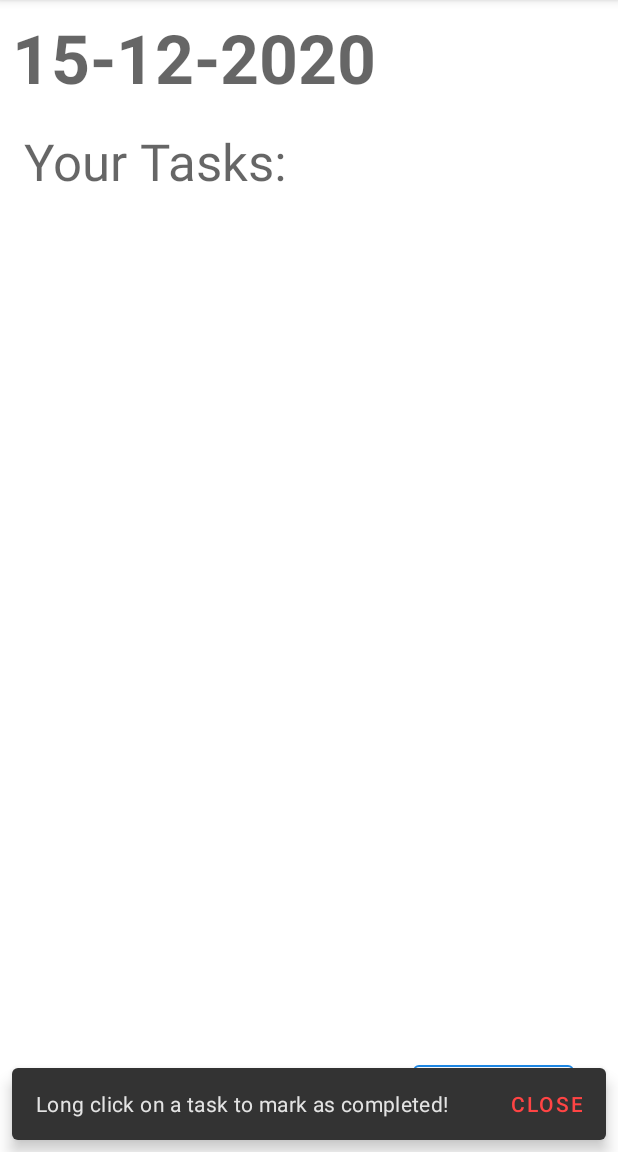
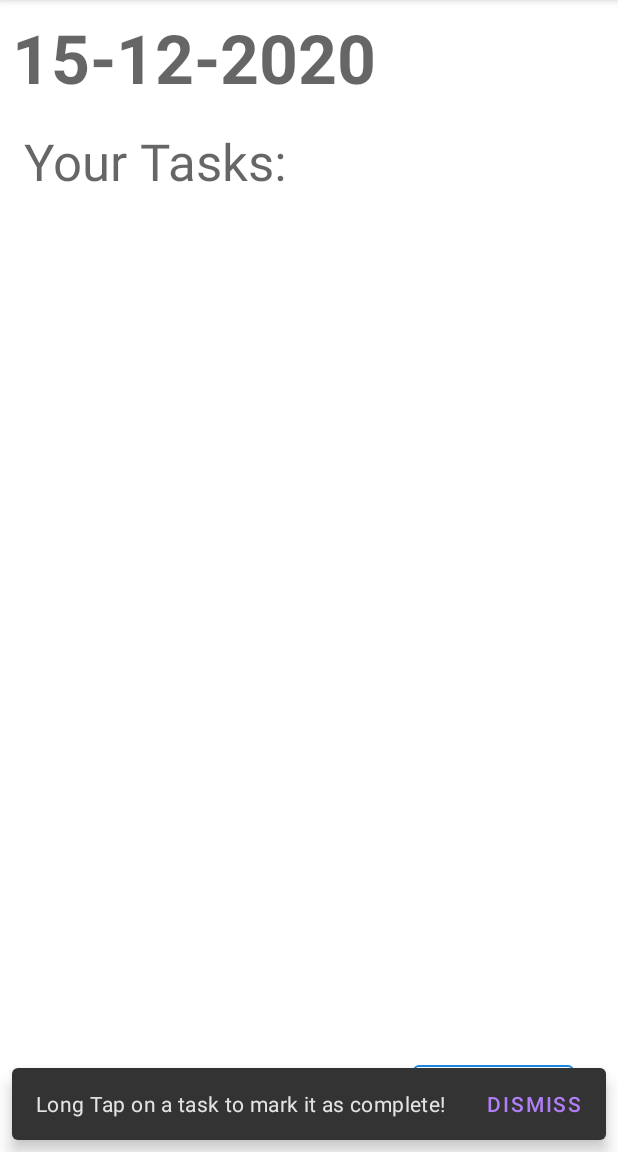
Before and after one commit to sanskar10100/TaskCheck, an Android app: the screen it shows after launch (MainActivity), after a tap on "How do I mark a task as complete again?", on a phone screen of 412 x 824 dp, the part 84-1236 px from its top. Run offline under Robolectric (Android 15) with nearby library versions, the phone set to English and light mode, and no system bars.

Commit message:
Updated snackbar

```diff
--- a/app/src/main/java/com/example/android/taskcheck/MainActivity.java
+++ b/app/src/main/java/com/example/android/taskcheck/MainActivity.java
@@ -68,11 +68,8 @@ public class MainActivity extends AppCompatActivity {
 	 * the menu button. The snackbar display info on how to mark a task as completed
 	 */
 	private void displayIntroSnackbar() {
-		Snackbar.make(findViewById(R.id.parent_view), "Long click on a task to mark as completed!", Snackbar.LENGTH_LONG)
-				.setAction("CLOSE", view -> {
-				})
-				.setActionTextColor(getResources().getColor(android.R.color.holo_red_light))
-				.show();
+		final Snackbar snackbar = Snackbar.make(findViewById(R.id.parent_view), R.string.howto_mark_complete, Snackbar.LENGTH_LONG);
+		snackbar.setAction("Dismiss", v -> snackbar.dismiss()).show();
 	}
 
 	/**
--- a/app/src/main/res/values/strings.xml
+++ b/app/src/main/res/values/strings.xml
@@ -6,4 +6,5 @@
     <string name="add_task">Add Task</string>
     <string name="clear_all">Clear All</string>
     <string name="how_do_i_mark_task_as_complete_again">How do I mark a task as complete again?</string>
+    <string name="howto_mark_complete">Long Tap on a task to mark it as complete!</string>
 </resources>
```
Also changed, not shown: 1 other file.
